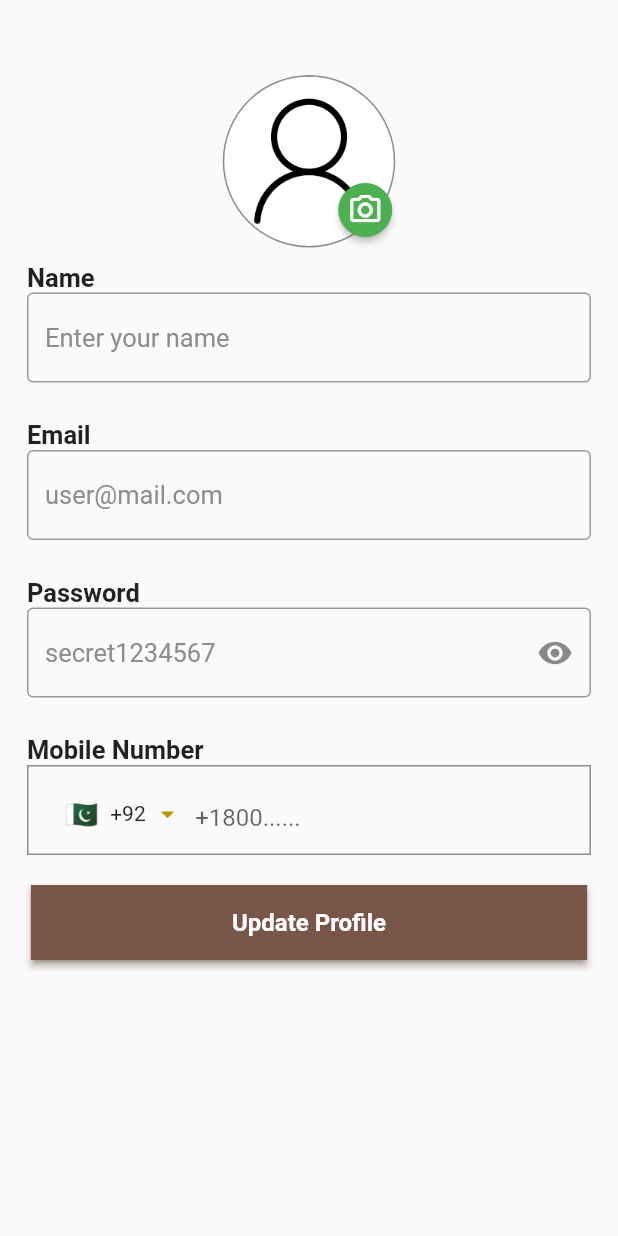
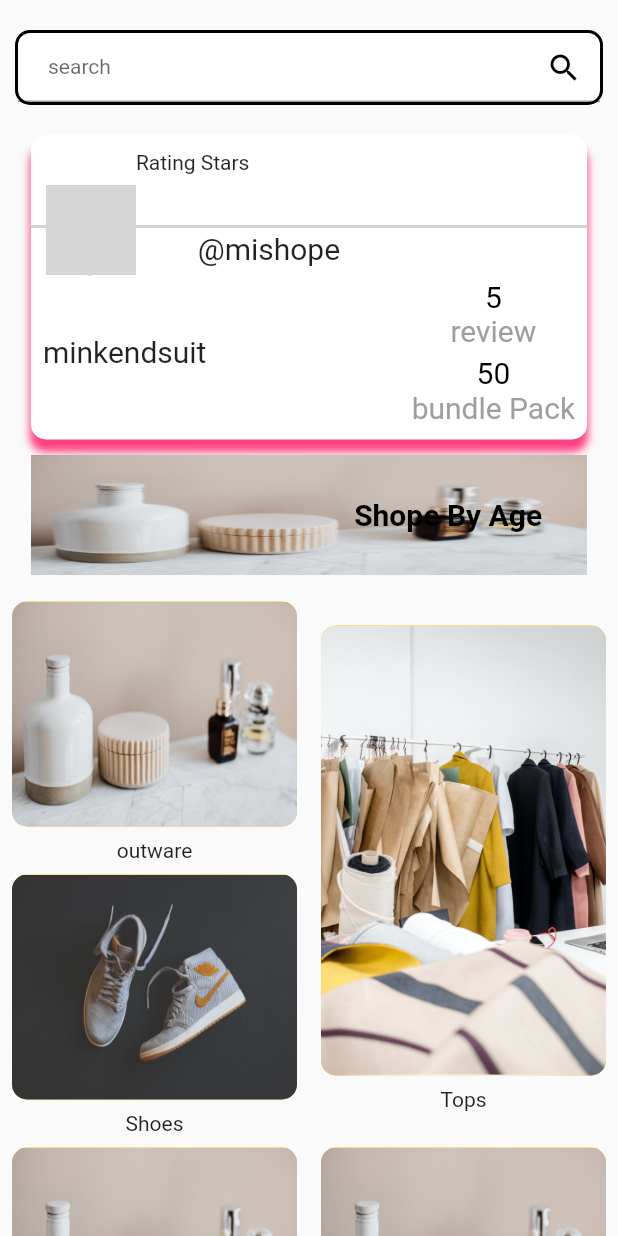
Before and after one commit to huzaifaa786/watch_em_grow-old, a Flutter app: the screen it shows after launch, on a phone screen of 412 x 824 dp. Run offline on Flutter 3.47's test engine with Material 2 defaults, Android fonts, the light colour scheme and no system bars; drawn by our look-alikes of intl_phone_field; our stand-ins replace dropdown_button2; Roboto replaces fonts that are missing (Opensans); grey boxes are pictures that could not be loaded.

Commit message:
Update  by Haseeb 11/4/23

```diff
--- a/lib/main.dart
+++ b/lib/main.dart
@@ -1,6 +1,9 @@
 import 'package:flutter/material.dart';
+import 'package:watch_em_grow/screen/home/home_screen.dart';
+import 'package:watch_em_grow/screen/product/top_product.dart';
 import 'package:watch_em_grow/screen/profile/profile_screen.dart';
 import 'package:watch_em_grow/screen/register/register_screen.dart';
+import 'package:watch_em_grow/screen/register/sign_customer.dart';
 
 void main() {
   runApp(const MyApp());
@@ -17,10 +20,13 @@
       theme: ThemeData(
         primarySwatch: Colors.brown,
       ),
-      initialRoute: 'profile',
+      initialRoute: 'home',
       routes: {
           'register': (context) => const RegisterScreen(),
           'profile': (context) => const ProfileScreen(),
+          'home': (context) => const HomeScreen(),
+          'topProduct': (context) => const TopProductScreen(),
+          'customer': (context) => const CustomerRegisterScreen(),
 
           }
     );
--- a/lib/screen/home/home_screen.dart
+++ b/lib/screen/home/home_screen.dart
@@ -1,19 +1,84 @@
 import 'package:flutter/material.dart';
-import 'package:flutter/src/widgets/framework.dart';
-import 'package:flutter/src/widgets/placeholder.dart';
+import 'package:watch_em_grow/static/banner_card.dart';
+import 'package:watch_em_grow/static/category_card.dart';
+import 'package:watch_em_grow/static/rating_card.dart';
+import 'package:watch_em_grow/static/search_input.dart';
 
-class MyWidget extends StatelessWidget {
-  const MyWidget({super.key});
+class HomeScreen extends StatelessWidget {
+  const HomeScreen({super.key});
 
   @override
   Widget build(BuildContext context) {
     return Scaffold(
       body: SafeArea(
+        child: SingleChildScrollView(
           child: Column(
-        children: [
-
-        ],
-      )),
+            children: [
+              SizedBox(
+                height: 20,
+              ),
+              SearchInput(
+                text: 'search',
+              ),
+              SizedBox(
+                height: 20,
+              ),
+              RatingCard(),
+              SizedBox(
+                height: 10,
+              ),
+              BannerCard(),
+              SizedBox(
+                height: 10,
+              ),
+              Row(
+                children: [
+                  Row(
+                    children: [
+                      Column(
+                        children: [
+                          CategoryCard(
+                            title: 'outware',
+                            // image: 'assets/images/outware.jpg',
+                          ),
+                          CategoryCard(
+                            title: 'Shoes',
+                            image: 'assets/images/shoes.jpg',
+                          )
+                        ],
+                      )
+                    ],
+                  ),
+                  Row(
+                    children: [
+                      CategoryCard(
+                        title: 'Tops',
+                        image: 'assets/images/top.jpg',
+                        height:300.0,
+                      )
+                    ],
+                  ),
+                ],
+              ),
+              Row(children: [
+                Row(children: [
+                    CategoryCard(
+                        title: 'bottom',
+                        // image: 'assets/images/bottom.jpg',
+                        height:150.0,
+                      )
+                ],),
+                Row(children: [
+                    CategoryCard(
+                        title: 'Tops',
+                        height:150.0,
+                      )
+                ],)
+              ],)
+            ],
+          ),
+        ),
+      ),
     );
   }
 }
--- a/lib/screen/profile/profile_screen.dart
+++ b/lib/screen/profile/profile_screen.dart
@@ -71,6 +71,7 @@
                     ],
                   ),
                 ),
+
               ),
               SizedBox(
                 height: 10,
--- a/lib/static/banner_card.dart
+++ b/lib/static/banner_card.dart
@@ -1,68 +1,54 @@
-// ignore_for_file: prefer_const_constructors_in_immutables, prefer_typing_uninitialized_variables
+// ignore_for_file: prefer_typing_uninitialized_variables
 
 import 'package:flutter/material.dart';
-
+import 'package:watch_em_grow/values/colors.dart';
 
 class BannerCard extends StatelessWidget {
- BannerCard({
-    Key? key,
-    this.height,
-    this.width,
-    this.bgcolor,
-    this.name = '',
-    this.image,
-  }) : super(key: key);
-  final height;
-  final width;
-  final bgcolor;
-  final name;
+  const BannerCard(
+      {Key? key,
+      this.title,
+      this.onPressed,
+      this.image = 'assets/images/edit.svg',
+      this.sreenRatio = 0.9,
+      this.color = cardGrey})
+      : super(key: key);
+
+  final title;
+  final onPressed;
+  final sreenRatio;
+  final color;
   final image;
+  // final textcolor;
   @override
   Widget build(BuildContext context) {
-    return Container(
-      padding: const EdgeInsets.all(10),
-      height: height,
-      width: width,
-      decoration: BoxDecoration(
-          color: bgcolor, borderRadius: BorderRadius.circular(15)),
-      child: Row(
-        mainAxisAlignment: MainAxisAlignment.spaceBetween,
-        crossAxisAlignment: CrossAxisAlignment.start,
-        children: [
-          Row(
-            children: [
-              const CircleAvatar(
-                foregroundColor: Colors.grey,
-                backgroundColor: Colors.grey,
-                radius: 35,
-              ),
-              const SizedBox(width: 15),
-              Column(
-                crossAxisAlignment: CrossAxisAlignment.start,
-                mainAxisAlignment: MainAxisAlignment.center,
+    return Row(
+      mainAxisAlignment: MainAxisAlignment.center,
+      children: [
+        Column(
+           children: [
+          Stack(
+            // // overflow: Overflow.visible,
+            alignment: AlignmentDirectional.centerEnd,
+            fit: StackFit.loose,
+            children: <Widget>[
+              Container(
+                decoration: const BoxDecoration(),
+                height:80,
+                width: MediaQuery.of(context).size.width* 0.9,
+                child: Image.asset("assets/images/product2.jpg", fit: BoxFit.fill,)),
+              Positioned(
+                  child: Row(
                 children: [
-                  Text(
-                    name,
-                    style:
-                      TextStyle(fontWeight: FontWeight.bold, fontSize: 14,color:Colors.amber,),
-                  ),
-                  Row(
-                    children: [
-                      // Text(age + ' Years Old',style: TextStyle(color: themeController.isDarkTheme.value?white:primaryColor,),),
-                      // Text(',',style: TextStyle(color: themeController.isDarkTheme.value?white:primaryColor,),),
-                      // Text(gender,style: TextStyle(color: themeController.isDarkTheme.value?white:primaryColor,),),
-                      // Text(',',style: TextStyle(color: themeController.isDarkTheme.value?white:primaryColor,),),
-                      // Text(type,style: TextStyle(color: themeController.isDarkTheme.value?white:primaryColor,),)
-                    ],
+                  const Padding(
+                    padding: EdgeInsets.only(right:30.0),
+                    child: Text('Shope By Age',style: TextStyle(color: primaryColor,fontSize: 20,fontWeight: FontWeight.bold),),
                   ),
                 ],
-              ),
-
+              ))
             ],
-          ),
-
-        ],
-      ),
+          )
+        ]),
+      ],
     );
   }
 }
--- /dev/null
+++ b/lib/static/category_card.dart
@@ -0,0 +1,51 @@
+// ignore_for_file: prefer_typing_uninitialized_variables
+
+import 'package:flutter/material.dart';
+import 'package:watch_em_grow/values/colors.dart';
+
+class CategoryCard extends StatelessWidget {
+  const CategoryCard(
+      {Key? key,
+      this.title,
+      this.onPressed,
+      this.image = 'assets/images/product2.jpg',
+      this.sreenRatio = 0.9,
+      this.height = 150.0,
+      // this.mainheight = 50,
+      this.color = cardGrey})
+      : super(key: key);
+
+  final title;
+  final onPressed;
+  final sreenRatio;
+  final color;
+  final height;
+  // final mainheight;
+  final image;
+  // final textcolor;
+  @override
+  Widget build(BuildContext context) {
+    return Container(
+      width:MediaQuery.of(context).size.width*0.5,
+
+   child : Column(children: [
+    Padding(
+      padding: const EdgeInsets.all(8.0),
+      child: Container(
+        width:MediaQuery.of(context).size.width* 0.5,
+        height: height,
+        decoration: BoxDecoration(borderRadius: BorderRadius.circular(10),
+        color: Colors.amber,
+       image: DecorationImage(
+      image: AssetImage(image),
+      fit: BoxFit.fill,
+    ),
+        ),
+
+      ),
+    ),
+    Text(title),
+   ],)
+    );
+  }
+}
--- /dev/null
+++ b/lib/static/rating_card.dart
@@ -0,0 +1,128 @@
+// ignore_for_file: prefer_typing_uninitialized_variables
+
+import 'package:flutter/material.dart';
+import 'package:watch_em_grow/values/colors.dart';
+
+class RatingCard extends StatelessWidget {
+  const RatingCard(
+      {Key? key,
+      this.title,
+      this.onPressed,
+      this.image = 'assets/images/edit.svg',
+      this.icon,
+      this.subtitle,
+      this.sreenRatio = 0.9,
+      this.color = cardGrey})
+      : super(key: key);
+
+  final title;
+  final onPressed;
+  final sreenRatio;
+  final color;
+  final image;
+  // final textcolor;
+  final icon;
+  final subtitle;
+  @override
+  Widget build(BuildContext context) {
+    return Container(
+      width: MediaQuery.of(context).size.width * 0.9,
+      // height: 200,
+      decoration: BoxDecoration(color:white,
+      borderRadius: BorderRadius.circular(10.0),
+       boxShadow: [
+      // BoxShadow(
+      //   color: Colors.grey.withOpacity(0.5),
+      //   spreadRadius: 5,
+      //   blurRadius: 7,
+      //   offset: Offset(0, 3),
+      //    // changes position of shadow
+      // ),
+      BoxShadow(
+        color: Colors.pinkAccent,
+        blurRadius: 4,
+        offset: Offset(0, 8), // Shadow position
+      ),
+    ],
+      ),
+      child: Padding(
+        padding: const EdgeInsets.only(top:10.0,bottom:10),
+        child: Column(
+          children: [
+            Row(
+              children: [
+                const SizedBox(
+                  width: 70,
+                ),
+                const Text('Rating Stars'),
+              ],
+            ),
+            Stack(
+              // overflow: Overflow.visible,
+              alignment: AlignmentDirectional.centerStart,
+              fit: StackFit.loose,
+              children: <Widget>[
+                const SizedBox(
+                  height: 70,
+                  child: Divider(
+                    thickness: 2,
+                    color: textGrey,
+                  ),
+                ),
+                Positioned(
+                  // top: 15,
+                  child: Row(
+                    children: [
+                      Padding(
+                        padding: const EdgeInsets.only(left:10.0,top:5),
+                        child: const CircleAvatar(
+                          radius: 30,
+                          backgroundImage: AssetImage("assets/images/product.jpg"),
+                        ),
+                      ),
+                      SizedBox(
+                        width: MediaQuery.of(context).size.width * 0.1,
+                      ),
+                      Padding(
+                        padding: const EdgeInsets.only(top:30.0),
+                        child: const Text('@mishope',style: TextStyle(fontSize:20),),
+                      )
+                    ],
+                  ),
+                )
+              ],
+            ),
+            Padding(
+              padding: const EdgeInsets.only(left:8.0,right:8.0),
+              child: Row(
+                mainAxisAlignment: MainAxisAlignment.spaceBetween,
+                children: [
+                  Row(
+                    children: [
+                      const Text("minkendsuit",style: TextStyle(fontSize: 20),),
+                    ],
+                  ),
+                  Row(
+                    children: [
+                      Column(
+                        children: [
+                          const Text('5',style:TextStyle(color: primaryColor,fontSize: 20),),
+                          const Text('review',style:TextStyle(color:Colors.grey,fontSize: 20)),
+                          const SizedBox(
+                            height: 5,
+                          ),
+                          const Text('50',style:TextStyle(color:primaryColor,fontSize: 20)),
+                          const Text('bundle Pack',style:TextStyle(color:Colors.grey,fontSize: 20))
+                        ],
+                      )
+                    ],
+                  )
+                ],
+              ),
+            )
+          ],
+        ),
+      ),
+    );
+  }
+}
--- a/lib/static/search_input.dart
+++ b/lib/static/search_input.dart
@@ -1,5 +1,6 @@
 import 'package:flutter/cupertino.dart';
 import 'package:flutter/material.dart';
+import 'package:watch_em_grow/values/colors.dart';
 
 class SearchInput extends StatelessWidget {
   const SearchInput(
@@ -10,6 +11,7 @@
       this.icon,
       this.imageIcon,
       this.color,
+      this.title,
       this.obscure = false,
       this.ontap,
       this.onChange,
@@ -22,6 +24,7 @@
   final hint;
   final text;
   final icon;
+  final title;
   final imageIcon;
   final color;
   final ontap;
@@ -30,10 +33,10 @@
 
   @override
   Widget build(BuildContext context) {
-    var border = OutlineInputBorder(
+    var border = const OutlineInputBorder(
       borderSide: BorderSide(color: Colors.red , width: 1),
-      borderRadius: const BorderRadius.all(
-        const Radius.circular(15),
+      borderRadius: BorderRadius.all(
+        Radius.circular(15),
       ),
     );
     return Container(
@@ -42,22 +45,23 @@
         child: Column(
           crossAxisAlignment: CrossAxisAlignment.start,
           children: [
-
             Container(
-              height: 45,
+              height: 50,
               decoration: BoxDecoration(
-                color: Colors.amber,
-                borderRadius: BorderRadius.circular(17),
-                boxShadow: [
-                  BoxShadow(
-                    color: Colors.grey.withOpacity(0.15),
-                  ),
-                  BoxShadow(
-                    color: Colors.white,
-                    spreadRadius: -2.0,
-                    // blurRadius: isDark ? 0.0 : 5.0,
-                  ),
-                ],
+                color:white,
+                borderRadius: BorderRadius.circular(10),
+                border: Border.all( color:primaryColor,
+                    width: 2,),
+                // boxShadow: [
+                //   BoxShadow(
+                //     color: Colors.amber.withOpacity(0.15),
+                //   ),
+                //   BoxShadow(
+                //     color: Colors.white,
+                //     spreadRadius: -5.0,
+                //     // blurRadius: isDark ? 0.0 : 5.0,
+                //   ),
+                // ],
               ),
               child: TextField(
                 onChanged: (value) {
@@ -68,34 +72,23 @@
                 obscureText: obscure,
                 // enabled: true, //Not clickable and not editable
                 // readOnly: true,
+                style: const TextStyle(fontSize: 14, color: Colors.blueGrey),
+                cursorColor: primaryColor,
+                keyboardType: TextInputType.name,
+                decoration: InputDecoration(
 
-                style: TextStyle(fontSize: 14, color: Colors.blueGrey),
-                cursorColor: Colors.black,
-                keyboardType: TextInputType.name,
-                decoration: new InputDecoration(
                   suffixIcon: IconButton(
                     onPressed: onpressed,
-                    icon: imageIcon != null
-                        ? Padding(
-                            padding: const EdgeInsets.all(4.0),
-                            child: ImageIcon(
-                              AssetImage(imageIcon),
-                              color: color,
-                            ),
-                          )
-                        : Icon(
-                            icon,
-                            color: color,
-                            size: 26,
-                          ),
+                    icon: const Icon(Icons.search,color: primaryColor,)
                   ),
-                  focusedBorder: border,
-                  enabledBorder: border,
+                  // focusedBorder: border,
+                  // enabledBorder: border,
                   errorBorder: border,
                   disabledBorder: border,
-                  // label: title,
-                  contentPadding: EdgeInsets.only(left: 20),
+                  label: title,
+                  contentPadding: const EdgeInsets.only(left: 20),
                   hintText: hint,
+                  labelText: text
                   // hintStyle: TextStyle(color: themeController.isDarkTheme.value?primaryColor:hintText)
                 ),
               ),
```
Also changed, not shown: lib/screen/product/top_product.dart (added, +38 -0 lines), lib/screen/register/sign_customer.dart (added, +118 -0 lines), lib/static/google_button.dart (+5 -8 lines), lib/static/shop_card.dart (added, +122 -0 lines), assets/images/apple.png (added), assets/images/bottom.jpg (added), assets/images/google.png (added), assets/images/outware.jpg (added), assets/images/product2.jpg (added), assets/images/shoes.jpg (added), assets/images/top.jpg (added), 1 other file.
